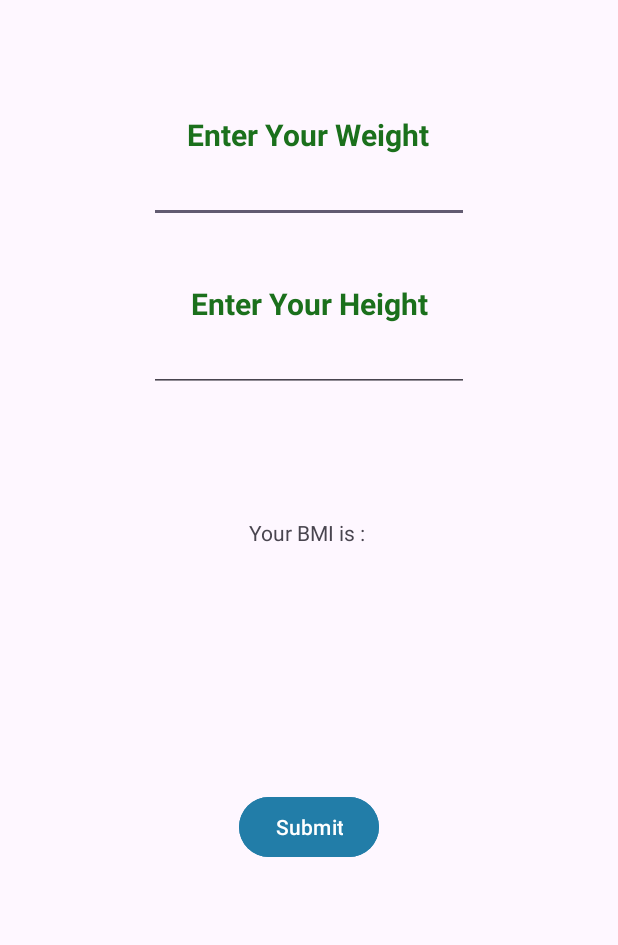
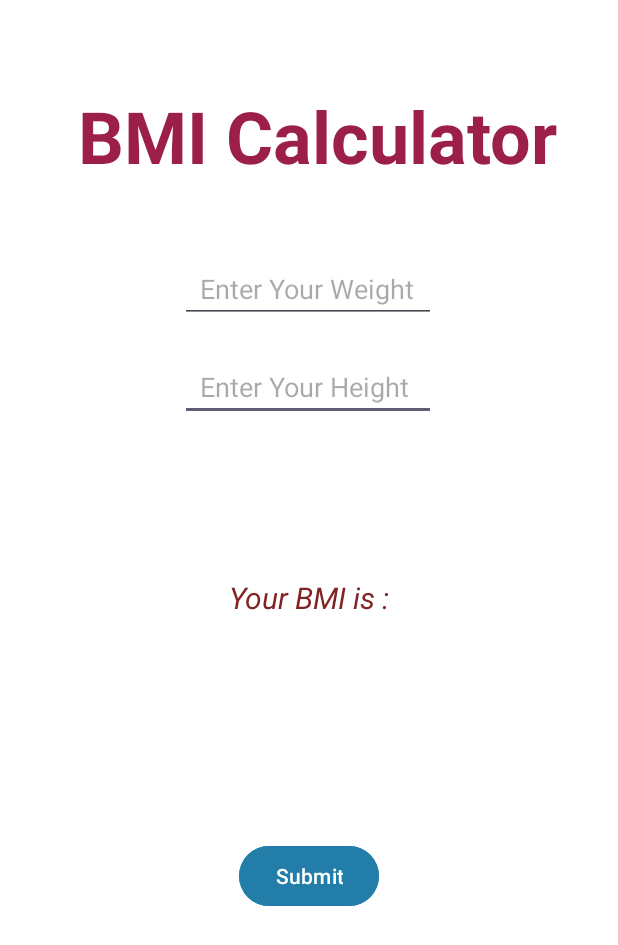
Before and after one commit to monotoshghosh/BMI-Calculator, an Android app: the screen it shows after launch (MainActivity), on a phone screen of 412 x 824 dp. Shown: the top 945 px of the screen. Run offline under Robolectric (Android 15) with nearby library versions, the phone set to English and light mode, and no system bars.

Commit message:
Layout Complete

```diff
--- a/app/src/main/java/com/example/bmicalculator/MainActivity.java
+++ b/app/src/main/java/com/example/bmicalculator/MainActivity.java
@@ -3,12 +3,25 @@ package com.example.bmicalculator;
 import androidx.appcompat.app.AppCompatActivity;
 
 import android.os.Bundle;
+import android.widget.Button;
+import android.widget.EditText;
+import android.widget.TextView;
 
 public class MainActivity extends AppCompatActivity {
+    //
+    EditText weight;
+    EditText height;
+    TextView result;
+    Button button;
+
 
     @Override
     protected void onCreate(Bundle savedInstanceState) {
         super.onCreate(savedInstanceState);
         setContentView(R.layout.activity_main);
+        weight=findViewById(R.id.weight);
+        height=findViewById(R.id.height);
+        result=findViewById(R.id.result);
+        button=findViewById(R.id.button);
     }
 }
--- a/app/src/main/res/layout/activity_main.xml
+++ b/app/src/main/res/layout/activity_main.xml
@@ -4,67 +4,49 @@
     xmlns:tools="http://schemas.android.com/tools"
     android:layout_width="match_parent"
     android:layout_height="match_parent"
+    android:background="#FFFFFF"
     tools:context=".MainActivity">
+
+    <EditText
+        android:id="@+id/height"
+        android:layout_width="wrap_content"
+        android:layout_height="wrap_content"
+        android:layout_marginTop="20dp"
+        android:ems="8"
+        android:hint="  Enter Your Height"
+        android:inputType="number"
+        android:textColor="#268F2A"
+        app:layout_constraintEnd_toEndOf="parent"
+        app:layout_constraintHorizontal_bias="0.497"
+        app:layout_constraintStart_toStartOf="parent"
+        app:layout_constraintTop_toBottomOf="@+id/weight" />
 
     <EditText
         android:id="@+id/weight"
         android:layout_width="wrap_content"
         android:layout_height="wrap_content"
-        android:ems="10"
+        android:layout_marginTop="52dp"
+        android:ems="8"
+        android:hint="  Enter Your Weight"
         android:inputType="number"
-        android:textColorHint="#000000"
+        android:textColor="#0C8F83"
         app:layout_constraintEnd_toEndOf="parent"
+        app:layout_constraintHorizontal_bias="0.497"
         app:layout_constraintStart_toStartOf="parent"
-        app:layout_constraintTop_toBottomOf="@+id/textView2" />
-
-    <EditText
-        android:id="@+id/height"
-        android:layout_width="wrap_content"
-        android:layout_height="wrap_content"
-        android:ems="10"
-        android:inputType="number"
-        app:layout_constraintEnd_toEndOf="parent"
-        app:layout_constraintStart_toStartOf="parent"
-        app:layout_constraintTop_toBottomOf="@+id/textView3" />
+        app:layout_constraintTop_toBottomOf="@+id/textView" />
 
     <TextView
         android:id="@+id/result"
         android:layout_width="wrap_content"
         android:layout_height="wrap_content"
-        android:layout_marginTop="84dp"
+        android:layout_marginTop="104dp"
         android:text="Your BMI is :"
+        android:textColor="#812323"
+        android:textSize="20sp"
+        android:textStyle="normal|italic"
         app:layout_constraintEnd_toEndOf="parent"
-        app:layout_constraintHorizontal_bias="0.498"
         app:layout_constraintStart_toStartOf="parent"
         app:layout_constraintTop_toBottomOf="@+id/height" />
-
-    <TextView
-        android:id="@+id/textView2"
-        android:layout_width="wrap_content"
-        android:layout_height="wrap_content"
-        android:layout_marginTop="76dp"
-        android:text="Enter Your Weight"
-        android:textColor="#1B701C"
-        android:textSize="20sp"
-        android:textStyle="bold"
-        app:layout_constraintEnd_toEndOf="parent"
-        app:layout_constraintHorizontal_bias="0.498"
-        app:layout_constraintStart_toStartOf="parent"
-        app:layout_constraintTop_toTopOf="parent" />
-
-    <TextView
-        android:id="@+id/textView3"
-        android:layout_width="wrap_content"
-        android:layout_height="wrap_content"
-        android:layout_marginTop="40dp"
-        android:text="Enter Your Height"
-        android:textColor="#1B701C"
-        android:textSize="20sp"
-        android:textStyle="bold"
-        app:layout_constraintEnd_toEndOf="parent"
-        app:layout_constraintHorizontal_bias="0.503"
-        app:layout_constraintStart_toStartOf="parent"
-        app:layout_constraintTop_toBottomOf="@+id/weight" />
 
     <Button
         android:id="@+id/button"
@@ -76,5 +58,21 @@
         app:layout_constraintEnd_toEndOf="parent"
         app:layout_constraintStart_toStartOf="parent"
         app:layout_constraintTop_toBottomOf="@+id/result"
-        app:layout_constraintVertical_bias="0.395" />
+        app:layout_constraintVertical_bias="0.407" />
+
+    <TextView
+        android:id="@+id/textView"
+        android:layout_width="332dp"
+        android:layout_height="60dp"
+        android:shadowColor="#000000"
+        android:text=" BMI Calculator"
+        android:textColor="#9C1F49"
+        android:textSize="48sp"
+        android:textStyle="bold"
+        app:layout_constraintBottom_toBottomOf="parent"
+        app:layout_constraintEnd_toEndOf="parent"
+        app:layout_constraintStart_toStartOf="parent"
+        app:layout_constraintTop_toTopOf="parent"
+        app:layout_constraintVertical_bias="0.076" />
+
 </androidx.constraintlayout.widget.ConstraintLayout>
```
